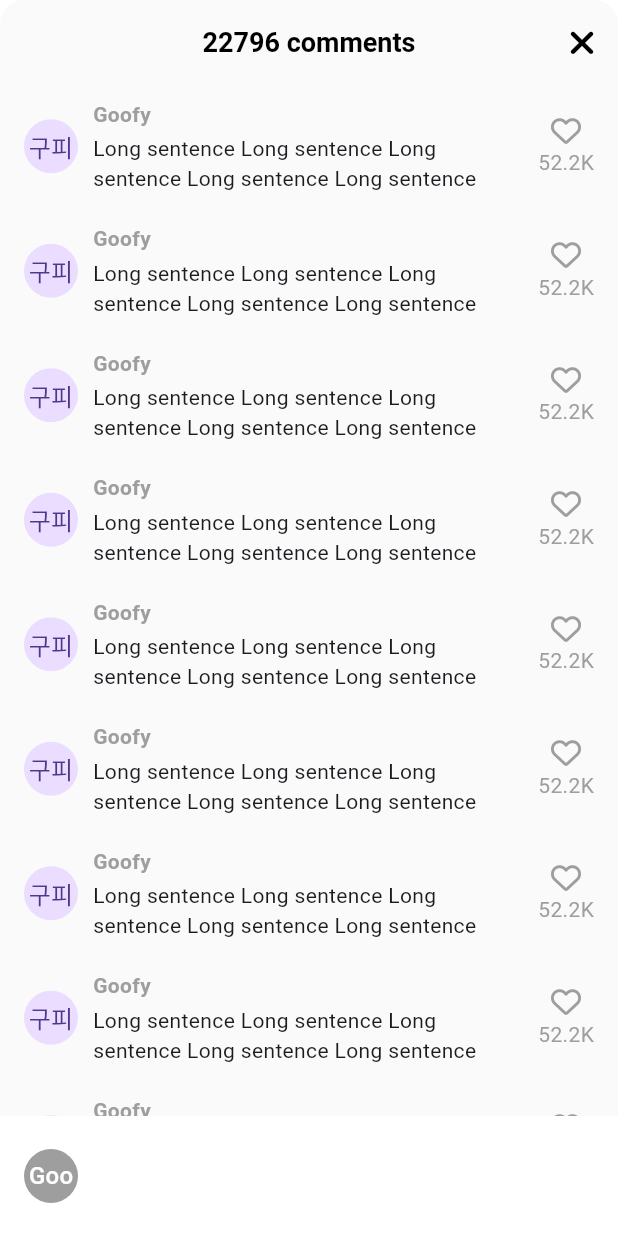
After one commit to GoofyWorld/tiktok_cloning, a Flutter app: the VideoComments screen opened directly, on a phone screen of 412 x 824 dp. The commit adds this screen. Run offline on Flutter 3.47's test engine with Material 3 defaults, Android fonts, the phone set to English and light mode, and no system bars; our stand-ins replace font_awesome_flutter, video_player, visibility_detector; network calls fail.

Commit message:
231205 nomad_2
ing..

```diff
--- a/lib/features/main_navigation/main_navigation_screen.dart
+++ b/lib/features/main_navigation/main_navigation_screen.dart
@@ -38,6 +38,7 @@ class _MainNavigationScreenState extends State<MainNavigationScreen> {
   @override
   Widget build(BuildContext context) {
     return Scaffold(
+      backgroundColor: _selectedIndex == 0 ? Colors.black : Colors.white,
       body: Stack(
         children: [
           Offstage(
--- /dev/null
+++ b/lib/features/videos/widgets/video_comments.dart
@@ -0,0 +1,106 @@
+import 'package:flutter/material.dart';
+import 'package:font_awesome_flutter/font_awesome_flutter.dart';
+import 'package:tiktok_clone/constants/gaps.dart';
+import 'package:tiktok_clone/constants/sizes.dart';
+
+class VideoComments extends StatefulWidget {
+  const VideoComments({super.key});
+
+  @override
+  State<VideoComments> createState() => _VideoCommentsState();
+}
+
+class _VideoCommentsState extends State<VideoComments> {
+  void _onClosePressed() {
+    Navigator.of(context).pop();
+  }
+
+  @override
+  Widget build(BuildContext context) {
+    return Container(
+      clipBehavior: Clip.hardEdge,
+      decoration: BoxDecoration(
+        borderRadius: BorderRadius.circular(Sizes.size16),
+      ),
+      child: Scaffold(
+        backgroundColor: Colors.grey.shade50,
+        appBar: AppBar(
+          backgroundColor: Colors.grey.shade50,
+          centerTitle: true,
+          title: const Text("22796 comments"),
+          automaticallyImplyLeading: false, // back button 없애기
+          actions: [
+            IconButton(
+              onPressed: _onClosePressed,
+              icon: const FaIcon(FontAwesomeIcons.xmark),
+            ),
+          ],
+        ),
+        body: ListView.separated(
+          padding: const EdgeInsets.symmetric(
+            vertical: Sizes.size10,
+            horizontal: Sizes.size16,
+          ),
+          separatorBuilder: (context, index) => Gaps.v20,
+          itemCount: 10,
+          itemBuilder: (context, index) => Row(
+            children: [
+              const CircleAvatar(
+                radius: 18,
+                child: Text("구피"),
+              ),
+              Gaps.h10,
+              Expanded(
+                child: Column(
+                  crossAxisAlignment: CrossAxisAlignment.start,
+                  children: [
+                    Text(
+                      'Goofy',
+                      style: TextStyle(
+                        fontWeight: FontWeight.bold,
+                        fontSize: Sizes.size14,
+                        color: Colors.grey.shade500,
+                      ),
+                    ),
+                    Gaps.v3,
+                    const Text(
+                        "Long sentence Long sentence Long sentence Long sentence Long sentence")
+                  ],
+                ),
+              ),
+              Gaps.h10,
+              Column(
+                children: [
+                  FaIcon(
+                    FontAwesomeIcons.heart,
+                    size: Sizes.size20,
+                    color: Colors.grey.shade500,
+                  ),
+                  Gaps.v2,
+                  Text(
+                    "52.2K",
+                    style: TextStyle(
+                      color: Colors.grey.shade500,
+                    ),
+                  ),
+                ],
+              ),
+            ],
+          ),
+        ),
+        bottomNavigationBar: BottomAppBar(
+          color: Colors.white,
+          child: Row(
+            children: [
+              CircleAvatar(
+                  radius: 18,
+                  backgroundColor: Colors.grey.shade500,
+                  foregroundColor: Colors.white,
+                  child: const Text('Goo')),
+            ],
+          ),
+        ),
+      ),
+    );
+  }
+}
```
Also changed, not shown: lib/features/videos/video_timeline_screen.dart (+11 -1 lines), lib/features/videos/widgets/video_post.dart (+33 -23 lines).
